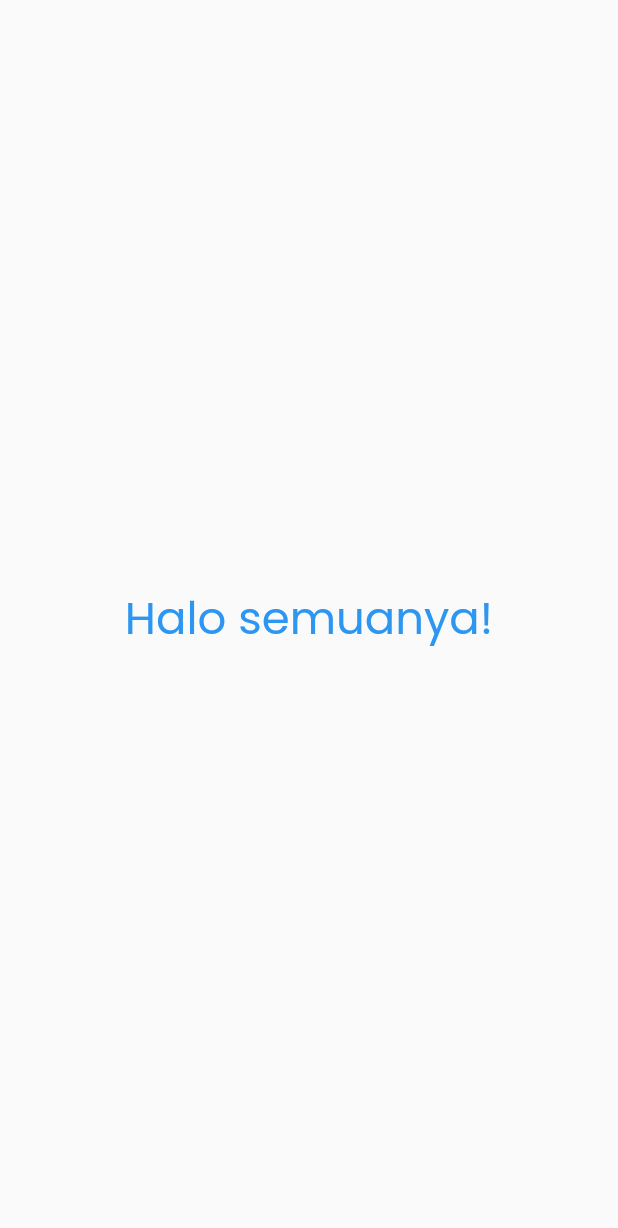
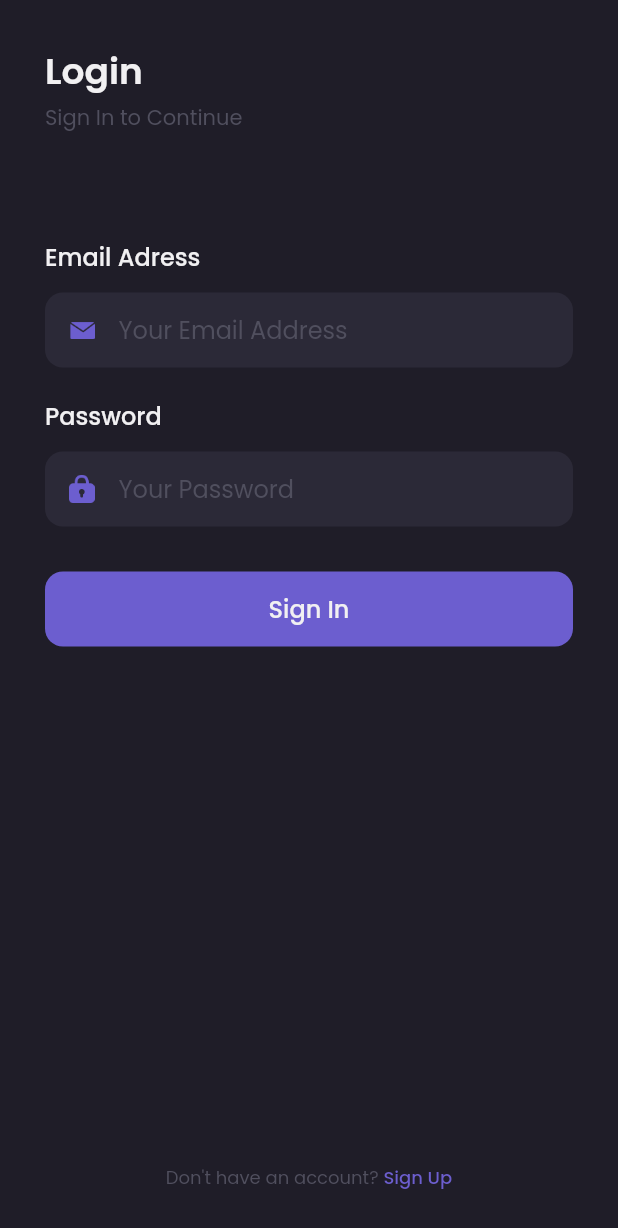
Before and after one commit to waandev/shamo, a Flutter app: the screen it shows after launch, on a phone screen of 412 x 824 dp. Shown: the top 1228 px of the screen. Run offline on Flutter 3.47's test engine with Material 2 defaults, Android fonts, the phone set to English and light mode, and no system bars; our stand-ins replace google_fonts.

Commit message:
slicing splash and sign in page

```diff
--- a/lib/main.dart
+++ b/lib/main.dart
@@ -1,31 +1,21 @@
 import 'package:flutter/material.dart';
-import 'theme.dart';
 
-void main() => runApp(MyApp());
+import 'pages/sign_in_page.dart';
+import 'pages/splash_page.dart';
+
+void main() => runApp(const MyApp());
 
 class MyApp extends StatelessWidget {
-  // This widget is the root of your application.
+  const MyApp({Key? key}) : super(key: key);
+
   @override
   Widget build(BuildContext context) {
     return MaterialApp(
       debugShowCheckedModeBanner: false,
-      home: HomePage(),
+      routes: {
+        '/': (context) => const SplashPage(),
+        '/sign-in': (context) => const SignInPage(),
+      },
     );
   }
 }
-
-class HomePage extends StatelessWidget {
-  @override
-  Widget build(BuildContext context) {
-    return Scaffold(
-      body: Center(
-        child: Text(
-          'Halo semuanya!',
-          style: priceTextStyle.copyWith(
-            fontSize: 30,
-          ),
-        ),
-      ),
-    );
-  }
-}
--- /dev/null
+++ b/lib/pages/sign_in_page.dart
@@ -0,0 +1,212 @@
+import 'package:flutter/material.dart';
+import 'package:shamo/theme.dart';
+
+class SignInPage extends StatelessWidget {
+  const SignInPage({Key? key}) : super(key: key);
+
+  @override
+  Widget build(BuildContext context) {
+    Widget header() {
+      return Container(
+        margin: const EdgeInsets.only(top: 30),
+        child: Column(
+          crossAxisAlignment: CrossAxisAlignment.start,
+          children: [
+            Text(
+              'Login',
+              style: primaryTextStyle.copyWith(
+                fontSize: 24,
+                fontWeight: semiBold,
+              ),
+            ),
+            const SizedBox(
+              height: 2,
+            ),
+            Text(
+              'Sign In to Continue',
+              style: subtitleTextStyle,
+            ),
+          ],
+        ),
+      );
+    }
+
+    Widget emailInput() {
+      return Container(
+        margin: const EdgeInsets.only(top: 70),
+        child: Column(
+          crossAxisAlignment: CrossAxisAlignment.start,
+          children: [
+            Text(
+              'Email Adress',
+              style: primaryTextStyle.copyWith(
+                fontSize: 16,
+                fontWeight: medium,
+              ),
+            ),
+            const SizedBox(
+              height: 12,
+            ),
+            Container(
+              height: 50,
+              padding: const EdgeInsets.symmetric(
+                horizontal: 16,
+              ),
+              decoration: BoxDecoration(
+                color: backgroundColor2,
+                borderRadius: BorderRadius.circular(12),
+              ),
+              child: Center(
+                child: Row(
+                  children: [
+                    Image.asset(
+                      'assets/icon_email.png',
+                      width: 17,
+                    ),
+                    const SizedBox(
+                      width: 16,
+                    ),
+                    Expanded(
+                      child: TextFormField(
+                        style: primaryTextStyle,
+                        decoration: InputDecoration.collapsed(
+                          hintText: 'Your Email Address',
+                          hintStyle: subtitleTextStyle,
+                        ),
+                      ),
+                    ),
+                  ],
+                ),
+              ),
+            ),
+          ],
+        ),
+      );
+    }
+
+    Widget passwordInput() {
+      return Container(
+        margin: const EdgeInsets.only(top: 20),
+        child: Column(
+          crossAxisAlignment: CrossAxisAlignment.start,
+          children: [
+            Text(
+              'Password',
+              style: primaryTextStyle.copyWith(
+                fontSize: 16,
+                fontWeight: medium,
+              ),
+            ),
+            const SizedBox(
+              height: 12,
+            ),
+            Container(
+              height: 50,
+              padding: const EdgeInsets.symmetric(
+                horizontal: 16,
+              ),
+              decoration: BoxDecoration(
+                color: backgroundColor2,
+                borderRadius: BorderRadius.circular(12),
+              ),
+              child: Center(
+                child: Row(
+                  children: [
+                    Image.asset(
+                      'assets/icon_password.png',
+                      width: 17,
+                    ),
+                    const SizedBox(
+                      width: 16,
+                    ),
+                    Expanded(
+                      child: TextFormField(
+                        style: primaryTextStyle,
+                        obscureText: true,
+                        decoration: InputDecoration.collapsed(
+                          hintText: 'Your Password',
+                          hintStyle: subtitleTextStyle,
+                        ),
+                      ),
+                    ),
+                  ],
+                ),
+              ),
+            ),
+          ],
+        ),
+      );
+    }
+
+    Widget signInButton() {
+      return Container(
+        height: 50,
+        width: double.infinity,
+        margin: const EdgeInsets.only(top: 30),
+        child: TextButton(
+          onPressed: () {},
+          style: TextButton.styleFrom(
+            backgroundColor: primaryColor,
+            shape: RoundedRectangleBorder(
+              borderRadius: BorderRadius.circular(12),
+            ),
+          ),
+          child: Text(
+            'Sign In',
+            style: primaryTextStyle.copyWith(
+              fontSize: 16,
+              fontWeight: medium,
+            ),
+          ),
+        ),
+      );
+    }
+
+    Widget footer() {
+      return Container(
+        margin: const EdgeInsets.only(bottom: 30),
+        child: Row(
+          mainAxisAlignment: MainAxisAlignment.center,
+          children: [
+            Text(
+              'Don\'t have an account? ',
+              style: subtitleTextStyle.copyWith(
+                fontSize: 12,
+              ),
+            ),
+            Text(
+              'Sign Up',
+              style: purpleTextStyle.copyWith(
+                fontSize: 12,
+                fontWeight: medium,
+              ),
+            ),
+          ],
+        ),
+      );
+    }
+
+    return Scaffold(
+      backgroundColor: backgroundColor1,
+      resizeToAvoidBottomInset: false,
+      body: SafeArea(
+        child: Container(
+          margin: EdgeInsets.symmetric(
+            horizontal: defaultMargin,
+          ),
+          child: Column(
+            crossAxisAlignment: CrossAxisAlignment.start,
+            children: [
+              header(),
+              emailInput(),
+              passwordInput(),
+              signInButton(),
+              const Spacer(),
+              footer(),
+            ],
+          ),
+        ),
+      ),
+    );
+  }
+}
--- /dev/null
+++ b/lib/pages/splash_page.dart
@@ -0,0 +1,43 @@
+import 'dart:async';
+
+import 'package:flutter/material.dart';
+import 'package:shamo/theme.dart';
+
+class SplashPage extends StatefulWidget {
+  const SplashPage({Key? key}) : super(key: key);
+
+  @override
+  State<SplashPage> createState() => _SplashPageState();
+}
+
+class _SplashPageState extends State<SplashPage> {
+  @override
+  void initState() {
+    Timer(
+      const Duration(seconds: 3),
+      () => Navigator.pushNamed(context, '/sign-in'),
+    );
+
+    super.initState();
+  }
+
+  @override
+  Widget build(BuildContext context) {
+    return Scaffold(
+      backgroundColor: backgroundColor1,
+      body: Center(
+        child: Container(
+          width: 130,
+          height: 150,
+          decoration: const BoxDecoration(
+            image: DecorationImage(
+              image: AssetImage(
+                'assets/image_splash.png',
+              ),
+            ),
+          ),
+        ),
+      ),
+    );
+  }
+}
--- a/lib/theme.dart
+++ b/lib/theme.dart
@@ -1,15 +1,18 @@
 import 'package:flutter/material.dart';
 import 'package:google_fonts/google_fonts.dart';
 
-Color primaryColor = Color(0xff6C5ECF);
-Color secondaryColor = Color(0xff38ABBE);
-Color alertColor = Color(0xffED6363);
-Color priceColor = Color(0xff2C96F1);
-Color backgroundColor1 = Color(0xff1F1D28);
-Color backgroundColor2 = Color(0xff2B2937);
-Color backgroundColor3 = Color(0xff242231);
-Color primaryTextColor = Color(0xffF1F0F2);
-Color secondaryTextColor = Color(0xff999999);
+double defaultMargin = 30.0;
+
+Color primaryColor = const Color(0xff6C5ECF);
+Color secondaryColor = const Color(0xff38ABBE);
+Color alertColor = const Color(0xffED6363);
+Color priceColor = const Color(0xff2C96F1);
+Color backgroundColor1 = const Color(0xff1F1D28);
+Color backgroundColor2 = const Color(0xff2B2937);
+Color backgroundColor3 = const Color(0xff242231);
+Color primaryTextColor = const Color(0xffF1F0F2);
+Color secondaryTextColor = const Color(0xff999999);
+Color subtitleColor = const Color(0xff504F5E);
 
 TextStyle primaryTextStyle = GoogleFonts.poppins(
   color: primaryTextColor,
@@ -19,8 +22,16 @@ TextStyle secondaryTextStyle = GoogleFonts.poppins(
   color: secondaryTextColor,
 );
 
+TextStyle subtitleTextStyle = GoogleFonts.poppins(
+  color: subtitleColor,
+);
+
 TextStyle priceTextStyle = GoogleFonts.poppins(
   color: priceColor,
+);
+
+TextStyle purpleTextStyle = GoogleFonts.poppins(
+  color: primaryColor,
 );
 
 FontWeight light = FontWeight.w300;
```
